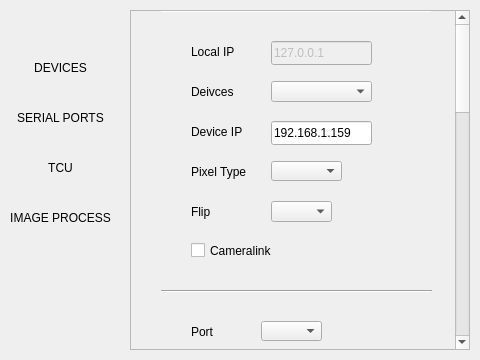
First picture: the form in src/preferences.ui, repository yilp7/img_proc_demo, before the edit.
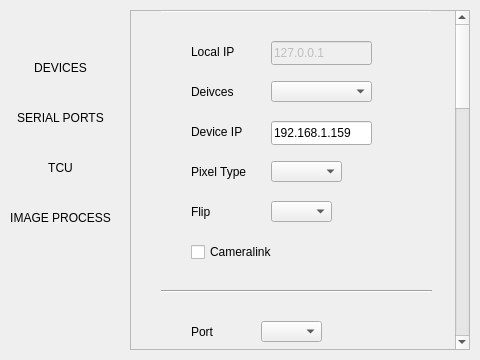
Second picture: the form after the edit. Custom widgets are drawn as their Qt base class.

Diff of the .ui file:
```diff
--- a/src/preferences.ui
+++ b/src/preferences.ui
@@ -510,15 +510,15 @@
     <property name="geometry">
      <rect>
       <x>0</x>
-      <y>0</y>
+      <y>-504</y>
       <width>324</width>
-      <height>1200</height>
+      <height>1260</height>
      </rect>
     </property>
     <property name="minimumSize">
      <size>
       <width>320</width>
-      <height>1200</height>
+      <height>1260</height>
      </size>
     </property>
     <widget class="QLabel" name="LOCAL_IP">
@@ -553,7 +553,7 @@
        <x>60</x>
        <y>230</y>
        <width>91</width>
-       <height>19</height>
+       <height>22</height>
       </rect>
      </property>
      <property name="text">
@@ -576,7 +576,7 @@
        <x>140</x>
        <y>150</y>
        <width>71</width>
-       <height>20</height>
+       <height>21</height>
       </rect>
      </property>
     </widget>
@@ -683,7 +683,7 @@
        <x>130</x>
        <y>310</y>
        <width>61</width>
-       <height>20</height>
+       <height>21</height>
       </rect>
      </property>
     </widget>
```
Left out of the diff: 166 changed lines with no effect on the pictures.
